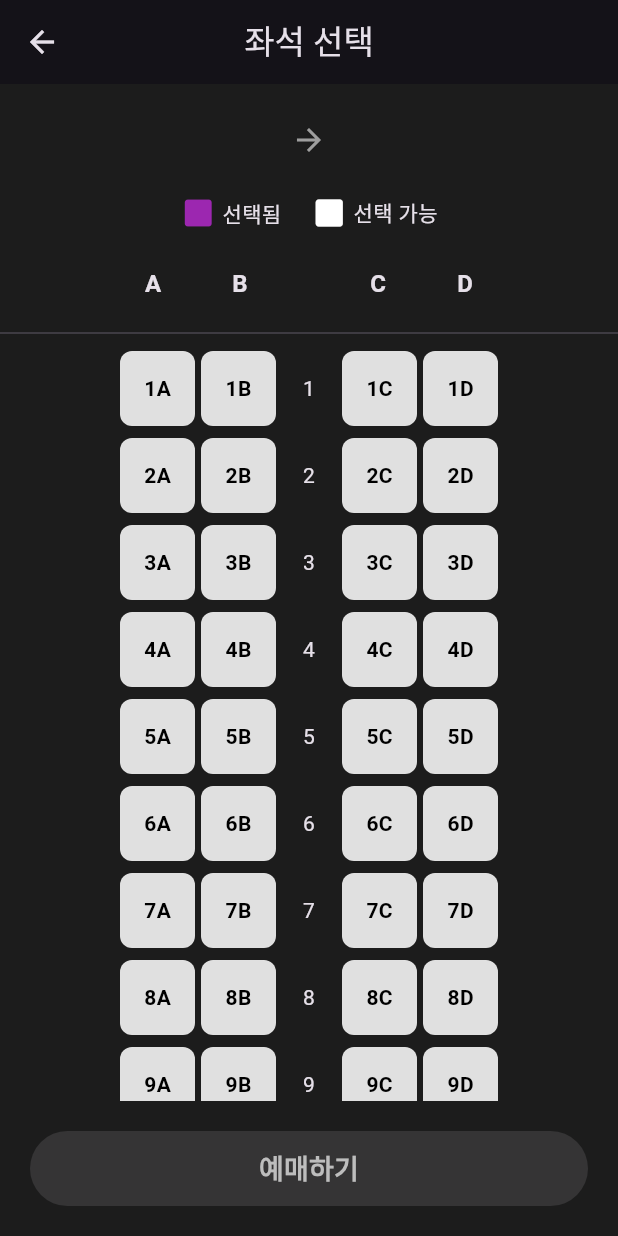
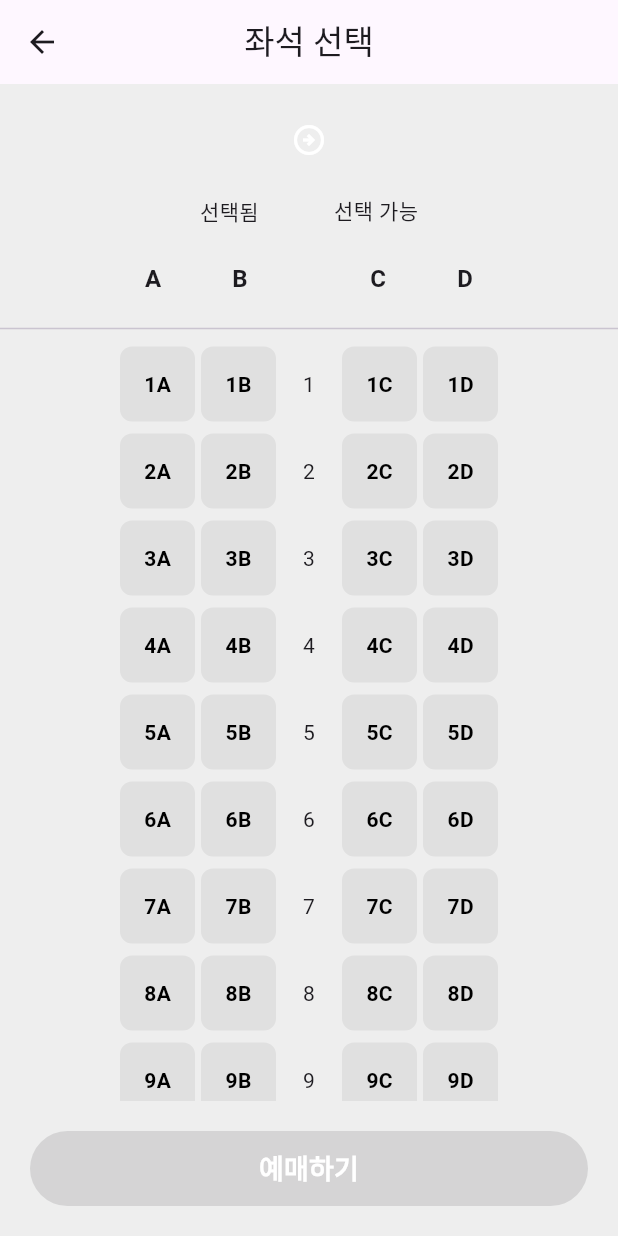
Before and after one commit to wing72/flutter_tranin_app, a Flutter app: the SeatPage screen opened directly with empty values, on a phone screen of 412 x 824 dp. Run offline on Flutter 3.47's test engine with Material 3 defaults, Android fonts, the phone set to English and light mode, and no system bars.

Commit message:
fix button color

```diff
--- a/lib/main.dart
+++ b/lib/main.dart
@@ -19,7 +19,7 @@ class MyApp extends StatelessWidget {
         brightness: Brightness.dark,
         primarySwatch: Colors.blue,
       ),
-      themeMode: ThemeMode.dark,
+      themeMode: ThemeMode.system,
       // themeMode: ThemeMode.system, // 시스템 설정에 따라 자동 전환
       home: const HomePage(),
     );
--- a/lib/page/choose/seatpage.dart
+++ b/lib/page/choose/seatpage.dart
@@ -61,9 +61,9 @@ class _SeatPage extends State<SeatPage> {
                 Text(_selectTicket.origin,
                     style: TextStyle(
                         fontSize: 24, fontWeight: FontWeight.bold, color: isDark ? Color(0xFFA374DB) : Colors.purple)),
-                const Padding(
+                Padding(
                   padding: EdgeInsets.symmetric(horizontal: 24.0),
-                  child: Icon(Icons.arrow_forward, color: Colors.grey),
+                  child: Icon(Icons.arrow_circle_right_outlined, color: isDark ? Colors.black : Colors.white),
                 ),
                 Text(_selectTicket.destination,
                     style: TextStyle(
@@ -75,12 +75,8 @@ class _SeatPage extends State<SeatPage> {
           const Row(
             mainAxisAlignment: MainAxisAlignment.center,
             children: [
-              Icon(Icons.square_rounded, color: Colors.purple),
-              SizedBox(width: 4),
               Text('선택됨'),
-              SizedBox(width: 20),
-              Icon(Icons.square_rounded, color: Colors.white), // Colors.grey[300]
-              SizedBox(width: 4),
+              SizedBox(width: 50),
               Text('선택 가능'),
             ],
           ),
--- a/lib/page/choose/widget/sc_button.dart
+++ b/lib/page/choose/widget/sc_button.dart
@@ -10,14 +10,6 @@ class Sc_BookingButton extends StatelessWidget {
     required this.selectedSeat,
     this.onBooked,
   });
-
-  Color _getButtonColor({required bool isSeatSelected, required bool isDark}) {
-    if (isSeatSelected) {
-      return isDark ? Color(0xFFA374DB) : Colors.white;
-    } else {
-      return isDark ? Colors.purple : Colors.grey;
-    }
-  }
 
   Future<void> _showBookingDialog(BuildContext context) async {
     if (selectedSeat == null) return; // 선택이 되어있는지 확인하는 조건
@@ -61,7 +53,7 @@ class Sc_BookingButton extends StatelessWidget {
         onPressed: isSeatSelected ? () => _showBookingDialog(context) : null,
         style: ElevatedButton.styleFrom(
           minimumSize: const Size(375, 50),
-          backgroundColor: _getButtonColor(isSeatSelected: isSeatSelected, isDark: isDark),
+          backgroundColor: isSeatSelected ? Colors.purple : Colors.grey[400],
         ),
         child: Text(
           '예매하기',
--- a/lib/page/choose/widget/seat_widget.dart
+++ b/lib/page/choose/widget/seat_widget.dart
@@ -14,7 +14,6 @@ class SeatWidget extends StatelessWidget {
 
   @override
   Widget build(BuildContext context) {
-    final isDark = Theme.of(context).brightness == Brightness.dark; //다크모드 확인 변수
     return GestureDetector(
       onTap: onTap,
       child: Container(
```
Also changed, not shown: lib/page/home/selected_seat_button.dart (+1 -9 lines).
